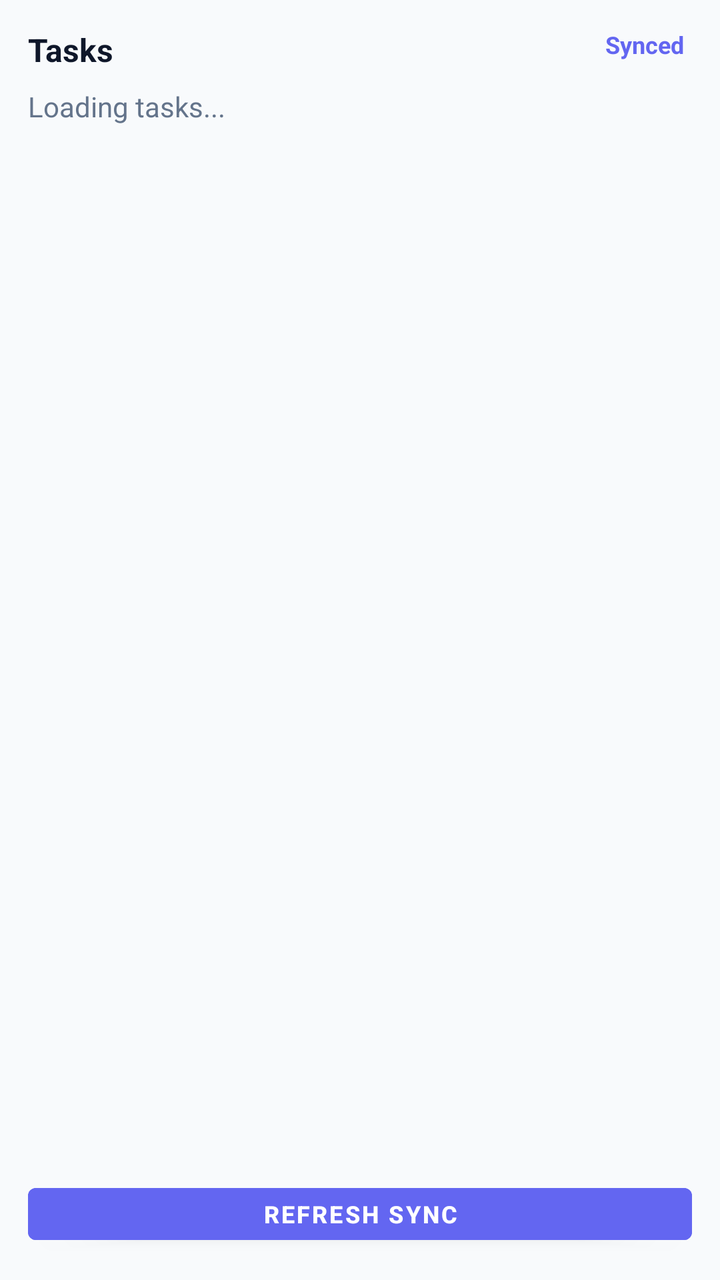
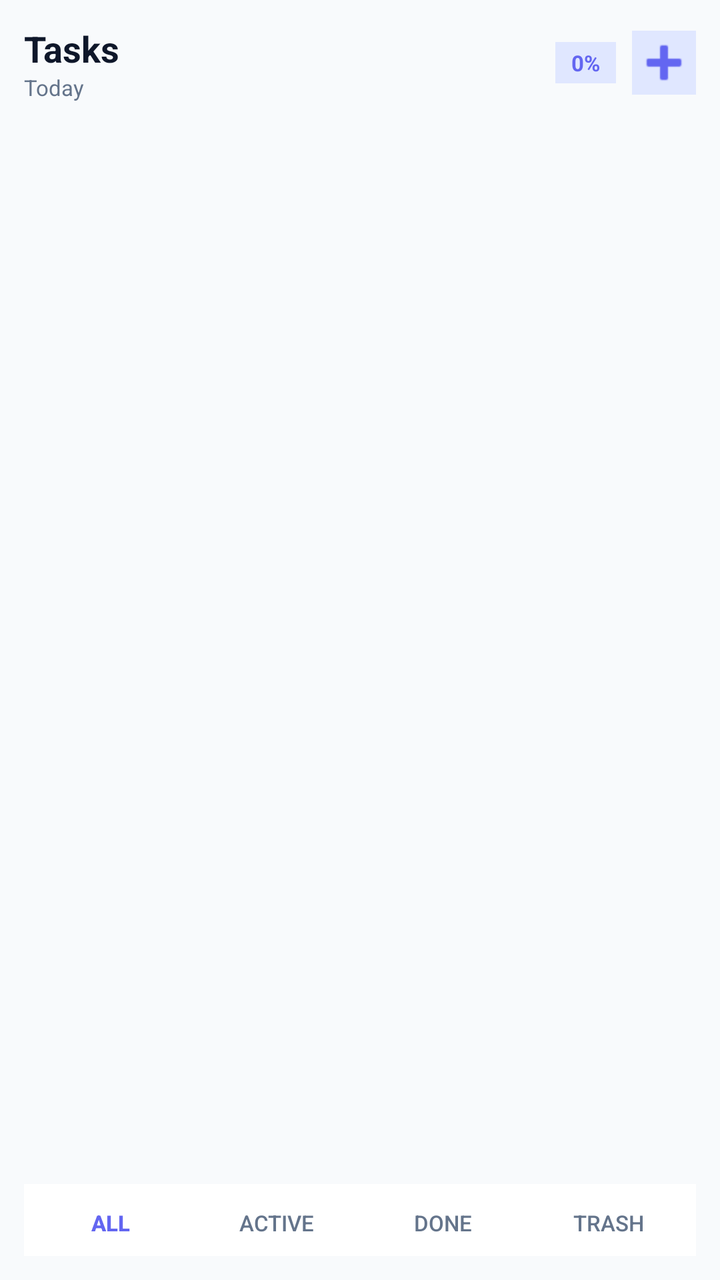

An Android layout rendered at two revisions. The XML below is the earlier revision; the diff shows what the commit changed to produce the second picture.
<!-- AndroidManifest.xml: application theme Theme.MaterialComponents.DayNight.NoActionBar -->
<!-- res/layout/task_widget_layout.xml -->
<?xml version="1.0" encoding="utf-8"?>
<LinearLayout xmlns:android="http://schemas.android.com/apk/res/android"
    android:layout_width="match_parent"
    android:layout_height="match_parent"
    android:orientation="vertical"
    android:padding="14dp"
    android:background="#f8fafc">

    
    <RelativeLayout
        android:layout_width="match_parent"
        android:layout_height="wrap_content"
        android:layout_marginEnd="4dp"
        android:layout_marginBottom="8dp">

        <TextView
            android:id="@+id/widgetTitle"
            android:layout_width="wrap_content"
            android:layout_height="wrap_content"
            android:text="Tasks"
            android:textColor="#0f172a"
            android:textSize="16sp"
            android:textStyle="bold" />

        <TextView
            android:id="@+id/widgetSyncStatus"
            android:layout_width="wrap_content"
            android:layout_height="wrap_content"
            android:layout_alignParentEnd="true"
            android:text="Synced"
            android:textColor="#6366f1"
            android:textSize="12sp"
            android:textStyle="bold" />
    </RelativeLayout>

    
    <TextView
        android:id="@+id/widgetTaskListText"
        android:layout_width="match_parent"
        android:layout_height="0dp"
        android:layout_weight="1"
        android:text="Loading tasks..."
        android:textColor="#64748b"
        android:textSize="14sp"
        android:lineSpacingExtra="4dp" />

    
    <Button
        android:id="@+id/widgetRefreshBtn"
        android:layout_width="match_parent"
        android:layout_height="38dp"
        android:text="Refresh Sync"
        android:textColor="#ffffff"
        android:backgroundTint="#6366f1"
        android:textSize="12sp"
        android:textStyle="bold" />

</LinearLayout>
<!-- resources referenced by this layout -->
<resources>

</resources>

<!-- the commit's change to res/layout/task_widget_layout.xml (unified diff, before → after) -->
@@ -3,56 +3,150 @@
     android:layout_width="match_parent"
     android:layout_height="match_parent"
     android:orientation="vertical"
-    android:padding="14dp"
+    android:padding="12dp"
     android:background="#f8fafc">
 
     
     <RelativeLayout
         android:layout_width="match_parent"
         android:layout_height="wrap_content"
-        android:layout_marginEnd="4dp"
-        android:layout_marginBottom="8dp">
+        android:layout_marginBottom="10dp">
 
-        <TextView
-            android:id="@+id/widgetTitle"
+        <LinearLayout
             android:layout_width="wrap_content"
             android:layout_height="wrap_content"
-            android:text="Tasks"
-            android:textColor="#0f172a"
-            android:textSize="16sp"
-            android:textStyle="bold" />
+            android:orientation="vertical">
 
-        <TextView
-            android:id="@+id/widgetSyncStatus"
+            <TextView
+                android:id="@+id/widgetHeaderTitle"
+                android:layout_width="wrap_content"
+                android:layout_height="wrap_content"
+                android:text="Tasks"
+                android:textColor="#0f172a"
+                android:textSize="18sp"
+                android:textStyle="bold" />
+
+            <TextView
+                android:id="@+id/widgetDateText"
+                android:layout_width="wrap_content"
+                android:layout_height="wrap_content"
+                android:text="Today"
+                android:textColor="#64748b"
+                android:textSize="11sp" />
+        </LinearLayout>
+
+        
+        <LinearLayout
             android:layout_width="wrap_content"
             android:layout_height="wrap_content"
             android:layout_alignParentEnd="true"
-            android:text="Synced"
-            android:textColor="#6366f1"
-            android:textSize="12sp"
-            android:textStyle="bold" />
+            android:layout_centerVertical="true"
+            android:gravity="center_vertical"
+            android:orientation="horizontal">
+
+            
+            <TextView
+                android:id="@+id/widgetProgressBadge"
+                android:layout_width="wrap_content"
+                android:layout_height="wrap_content"
+                android:background="#e0e7ff"
+                android:paddingStart="8dp"
+                android:paddingTop="3dp"
+                android:paddingEnd="8dp"
+                android:paddingBottom="3dp"
+                android:text="0%"
+                android:textColor="#6366f1"
+                android:textSize="11sp"
+                android:textStyle="bold"
+                android:layout_marginEnd="8dp" />
+
+            
+            <ImageButton
+                android:id="@+id/widgetAddBtn"
+                android:layout_width="32dp"
+                android:layout_height="32dp"
+                android:background="#e0e7ff"
+                android:src="@android:drawable/ic_input_add"
+                android:contentDescription="Add Task"
+                android:tint="#6366f1" />
+        </LinearLayout>
     </RelativeLayout>
 
     
-    <TextView
-        android:id="@+id/widgetTaskListText"
+    <ListView
+        android:id="@+id/widgetListView"
         android:layout_width="match_parent"
         android:layout_height="0dp"
         android:layout_weight="1"
-        android:text="Loading tasks..."
-        android:textColor="#64748b"
-        android:textSize="14sp"
-        android:lineSpacingExtra="4dp" />
+        android:divider="@null"
+        android:dividerHeight="0dp"
+        android:nestedScrollingEnabled="true" />
 
     
-    <Button
-        android:id="@+id/widgetRefreshBtn"
+    <TextView
+        android:id="@+id/widgetEmptyView"
         android:layout_width="match_parent"
-        android:layout_height="38dp"
-        android:text="Refresh Sync"
-        android:textColor="#ffffff"
-        android:backgroundTint="#6366f1"
-        android:textSize="12sp"
-        android:textStyle="bold" />
+        android:layout_height="0dp"
+        android:layout_weight="1"
+        android:gravity="center"
+        android:text="No tasks found"
+        android:textColor="#94a3b8"
+        android:textSize="13sp"
+        android:visibility="gone" />
+
+    
+    <LinearLayout
+        android:layout_width="match_parent"
+        android:layout_height="36dp"
+        android:layout_marginTop="8dp"
+        android:orientation="horizontal"
+        android:background="#ffffff"
+        android:padding="2dp">
+
+        <Button
+            android:id="@+id/tabAll"
+            android:layout_width="0dp"
+            android:layout_height="match_parent"
+            android:layout_weight="1"
+            android:text="All"
+            android:textColor="#6366f1"
+            android:backgroundTint="#e0e7ff"
+            android:textSize="11sp"
+            android:textStyle="bold"
+            style="?android:attr/borderlessButtonStyle" />
+
+        <Button
+            android:id="@+id/tabActive"
+            android:layout_width="0dp"
+            android:layout_height="match_parent"
+            android:layout_weight="1"
+            android:text="Active"
+            android:textColor="#64748b"
+            android:backgroundTint="#ffffff"
+            android:textSize="11sp"
+            style="?android:attr/borderlessButtonStyle" />
+
+        <Button
+            android:id="@+id/tabDone"
+            android:layout_width="0dp"
+            android:layout_height="match_parent"
+            android:layout_weight="1"
+            android:text="Done"
+            android:textColor="#64748b"
+            android:backgroundTint="#ffffff"
+            android:textSize="11sp"
+            style="?android:attr/borderlessButtonStyle" />
+
+        <Button
+            android:id="@+id/tabTrash"
+            android:layout_width="0dp"
+            android:layout_height="match_parent"
+            android:layout_weight="1"
+            android:text="Trash"
+            android:textColor="#64748b"
+            android:backgroundTint="#ffffff"
+            android:textSize="11sp"
+            style="?android:attr/borderlessButtonStyle" />
+    </LinearLayout>
 
 </LinearLayout>
